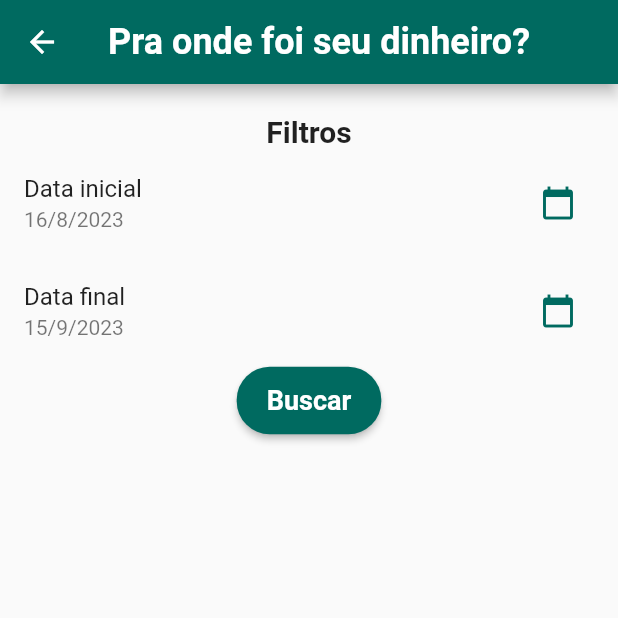
After one commit to gabrieldebem/sofia_app, a Flutter app: the SummaryPage screen opened by its route, after a tap on "Buscar", on a phone screen of 412 x 824 dp, the top half of it. The commit adds this screen. Run offline on Flutter 3.47's test engine with Material 2 defaults, Android fonts, the phone set to English and light mode, and no system bars; our stand-ins replace currency_text_input_formatter, dio, get, shared_preferences; accounts and stored records are empty; network calls fail.

Commit message:
add summay page and percentage calculation

```diff
--- a/lib/bindings/routes.dart
+++ b/lib/bindings/routes.dart
@@ -6,6 +6,7 @@ import 'package:sofia_app/pages/login_page.dart';
 import 'package:sofia_app/pages/profile_page.dart';
 import 'package:sofia_app/pages/signup_page.dart';
 import 'package:sofia_app/pages/splash_page.dart';
+import 'package:sofia_app/pages/summary_page.dart';
 
 class Routes {
   static const String splash = '/splash';
@@ -16,6 +17,7 @@ class Routes {
   static const String home = '/home';
   static const String createSpend = '/spend';
   static const String profile = '/profile';
+  static const String summary = '/summary';
 
   static const String initialRoute = Routes.splash;
 
@@ -48,5 +50,9 @@ class Routes {
       name: Routes.profile,
       page: () => ProfilePage(),
     ),
+    GetPage(
+      name: Routes.summary,
+      page: () => const SummaryPage(),
+    ),
   ];
 }
--- a/lib/clients/client_interface.dart
+++ b/lib/clients/client_interface.dart
@@ -1,5 +1,6 @@
 import 'package:dio/dio.dart';
 import 'package:sofia_app/services/storage.service.dart';
+import 'package:sofia_app/use_cases/revoke_token_uc.dart';
 
 abstract class BaseClient {
   final IStorageService _storage = StorageService();
@@ -10,17 +11,24 @@ abstract class BaseClient {
     Map<String, dynamic>? queryParameters,
   }) async {
     String token = await getToken() ?? '';
-    return Dio(
+    var client = Dio(
       BaseOptions(
         baseUrl: url,
-          headers: {
-            ...?headers,
-            'Authorization': 'Bearer $token'
-          },
+        headers: {...?headers, 'Authorization': 'Bearer $token'},
         queryParameters: queryParameters,
         contentType: 'application/json',
       ),
     );
+
+    client.interceptors.add(InterceptorsWrapper(
+      onError: (error, handler) async {
+        if (error.response?.statusCode == 401) {
+          await RevokeTokenUC().execute();
+        }
+      },
+    ));
+
+    return client;
   }
 
   Future<String?> getToken() async {
--- a/lib/clients/sofia.client.dart
+++ b/lib/clients/sofia.client.dart
@@ -1,4 +1,5 @@
 import 'package:dio/dio.dart';
+import 'package:intl/intl.dart';
 import 'package:sofia_app/clients/client_interface.dart';
 import 'package:sofia_app/enums/spend_type.dart';
 
@@ -69,4 +70,17 @@ class SofiaClient extends BaseClient {
       },
     );
   }
+
+  Future<Response> getSpendPercentage({
+    required DateTime initialDate,
+    required DateTime finalDate,
+  }) async {
+    initialDate = DateFormat("yyyy-MM-dd").parse(initialDate.toString());
+    finalDate = DateFormat("yyyy-MM-dd").parse(finalDate.toString());
+
+    Dio client = await this.client();
+
+    return await client
+        .get("/spends/amount-percentage?from=$initialDate&to=$finalDate");
+  }
 }
--- /dev/null
+++ b/lib/controllers/summary.controller.dart
@@ -0,0 +1,41 @@
+import 'package:flutter/widgets.dart';
+import 'package:get/get.dart';
+import 'package:sofia_app/models/percentage.dart';
+import 'package:sofia_app/use_cases/get_spends_percentage_uc.dart';
+
+class SummaryController extends GetxController {
+  final GetSpendsPercentageUC _getSpendsPercentageUC = GetSpendsPercentageUC();
+
+  final Rx<DateTime> _initialDate =
+      DateTime.now().subtract(const Duration(days: 30)).obs;
+  final Rx<DateTime> _finalDate = DateTime.now().obs;
+  final RxList<Percentage> _spendsPercentage = <Percentage>[].obs;
+
+  DateTime get initialDate => _initialDate.value;
+  DateTime get finalDate => _finalDate.value;
+  List<Percentage> get spendsPercentage => _spendsPercentage;
+
+  set initialDate(DateTime value) => _initialDate.value = value;
+  set finalDate(DateTime value) => _finalDate.value = value;
+  set spendsPercentage(List<Percentage> value) => _spendsPercentage.value = value;
+
+  TextEditingController initialDateController = TextEditingController();
+  TextEditingController finalDateController = TextEditingController();
+
+  @override
+  void onInit() async {
+      initialDateController.addListener(() {
+        initialDate = DateTime.parse(initialDateController.text);
+      });
+
+      finalDateController.addListener(() {
+        finalDate = DateTime.parse(finalDateController.text);
+      });
+
+      super.onInit();
+    }
+
+    fetchSpendsPercentage() async {
+      spendsPercentage = await _getSpendsPercentageUC.execute(initialDate, finalDate);
+    }
+}
--- /dev/null
+++ b/lib/models/percentage.dart
@@ -0,0 +1,14 @@
+class Percentage {
+    String category;
+    String percentage;
+
+    Percentage({
+        required this.category,
+        required this.percentage,
+    });
+
+    factory Percentage.fromJson(Map<String, dynamic> json) => Percentage(
+        category: json["category"],
+        percentage: json["percentage"],
+    );
+}
--- a/lib/models/spend.dart
+++ b/lib/models/spend.dart
@@ -16,7 +16,6 @@ class Spend {
   });
 
   factory Spend.fromJson(Map<String, dynamic> json) {
-      print(json);
     return Spend(
       id: json['id'],
       amount: json['amount'] != null ? double.parse(json['amount'].toString()) : 0.0,
--- /dev/null
+++ b/lib/pages/summary_page.dart
@@ -0,0 +1,130 @@
+import 'package:flutter/material.dart';
+import 'package:sofia_app/controllers/summary.controller.dart';
+
+class SummaryPage extends StatefulWidget {
+  const SummaryPage({Key? key}) : super(key: key);
+
+  @override
+  State<SummaryPage> createState() => _SummaryPageState();
+}
+
+class _SummaryPageState extends State<SummaryPage> {
+  final SummaryController _summaryController = SummaryController();
+
+  @override
+  Widget build(BuildContext context) {
+    return Scaffold(
+      appBar: AppBar(
+        title: const Text(
+          'Pra onde foi seu dinheiro?',
+          style: TextStyle(
+            fontSize: 24,
+            fontWeight: FontWeight.w600,
+          ),
+        ),
+      ),
+      body: Column(
+        children: [
+          const SizedBox(height: 20),
+          const Text("Filtros",
+              style: TextStyle(
+                fontSize: 20,
+                fontWeight: FontWeight.w600,
+              )),
+          ListTile(
+            contentPadding: const EdgeInsets.symmetric(horizontal: 16),
+            title: const Text('Data inicial'),
+            subtitle: Text(
+              '${_summaryController.initialDate.day}/${_summaryController.initialDate.month}/${_summaryController.initialDate.year}',
+            ),
+            trailing: IconButton(
+              onPressed: () {
+                showDatePicker(
+                  context: context,
+                  initialDate: _summaryController.initialDate,
+                  firstDate: DateTime(2021),
+                  lastDate: DateTime.now(),
+                ).then((value) {
+                  if (value != null) {
+                    setState(() {
+                      _summaryController.initialDate = value;
+                    });
+                  }
+                });
+              },
+              icon: Icon(
+                Icons.calendar_today,
+                color: Theme.of(context).colorScheme.primary,
+              ),
+            ),
+          ),
+          ListTile(
+            contentPadding: const EdgeInsets.symmetric(horizontal: 16),
+            title: const Text('Data final'),
+            subtitle: Text(
+              '${_summaryController.finalDate.day}/${_summaryController.finalDate.month}/${_summaryController.finalDate.year}',
+            ),
+            trailing: IconButton(
+              onPressed: () {
+                showDatePicker(
+                  context: context,
+                  initialDate: _summaryController.finalDate,
+                  firstDate: DateTime(2021),
+                  lastDate: DateTime.now(),
+                ).then((value) {
+                  if (value != null) {
+                    setState(() {
+                      _summaryController.finalDate = value;
+                    });
+                  }
+                });
+              },
+              icon: Icon(
+                Icons.calendar_today,
+                color: Theme.of(context).colorScheme.primary,
+              ),
+            ),
+          ),
+          Padding(
+            padding: const EdgeInsets.only(bottom: 12),
+            child: ElevatedButton(
+              style: ElevatedButton.styleFrom(
+                shape: RoundedRectangleBorder(
+                  borderRadius: BorderRadius.circular(22),
+                ),
+                padding: const EdgeInsets.symmetric(
+                  horizontal: 20,
+                  vertical: 12,
+                ),
+              ),
+              onPressed: () async {
+                await _summaryController.fetchSpendsPercentage();
+                setState(() {});
+              },
+              child: const Text("Buscar",
+                  style: TextStyle(
+                    fontSize: 18,
+                    fontWeight: FontWeight.bold,
+                  )),
+            ),
+          ),
+          SizedBox(
+            height: 500,
+            child: SingleChildScrollView(
+              child: Column(
+                children: [
+                  ..._summaryController.spendsPercentage.map((percentage) {
+                    return ListTile(
+                      title: Text("Categoria: ${percentage.category}"),
+                      subtitle: Text("Porcentagem: ${percentage.percentage}"),
+                    );
+                  }).toList(),
+                ],
+              ),
+            ),
+          )
+        ],
+      ),
+    );
+  }
+}
--- /dev/null
+++ b/lib/use_cases/get_spends_percentage_uc.dart
@@ -0,0 +1,17 @@
+import 'package:sofia_app/clients/sofia.client.dart';
+import 'package:sofia_app/models/percentage.dart';
+
+class GetSpendsPercentageUC {
+  final SofiaClient _sofiaClient = SofiaClient();
+
+  Future<List<Percentage>> execute(DateTime initialDate, DateTime finalDate) async {
+    final response = await _sofiaClient.getSpendPercentage(
+      initialDate: initialDate,
+      finalDate: finalDate,
+    );
+
+    return (response.data as List)
+        .map((percentage) => Percentage.fromJson(percentage))
+        .toList();
+  }
+}
```
Also changed, not shown: lib/pages/home_page.dart (+26 -3 lines), lib/pages/profile_page.dart (+3 -5 lines), lib/use_cases/revoke_token_uc.dart (added, +12 -0 lines). Lines whose indentation alone changed are shown as unchanged.
